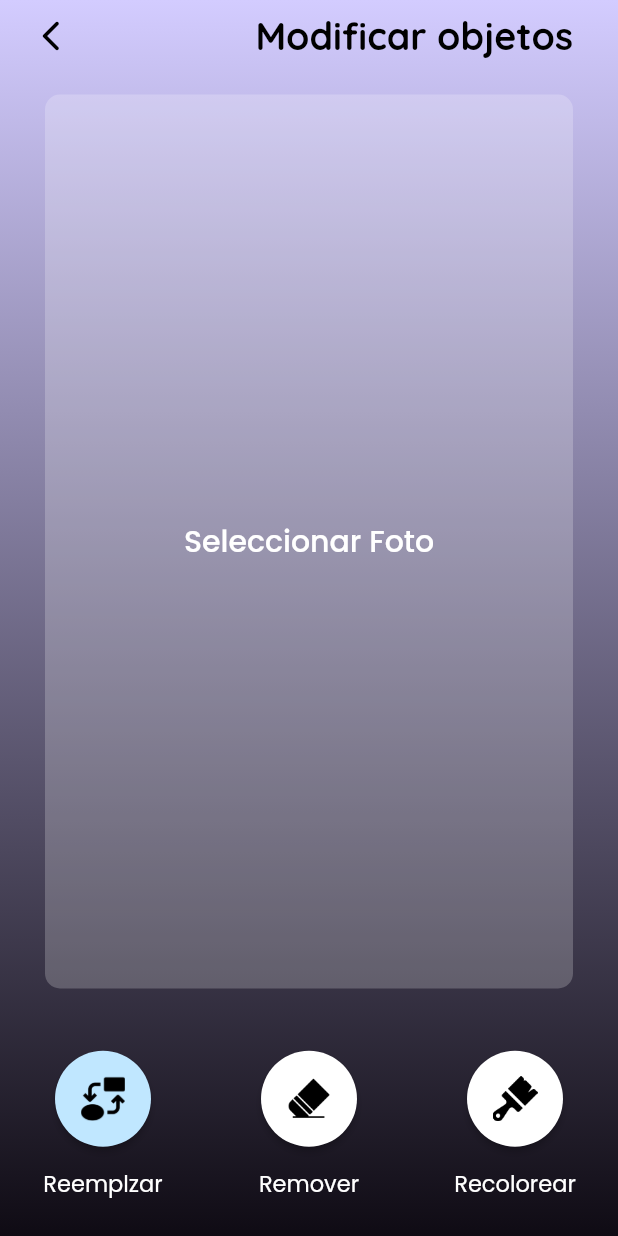
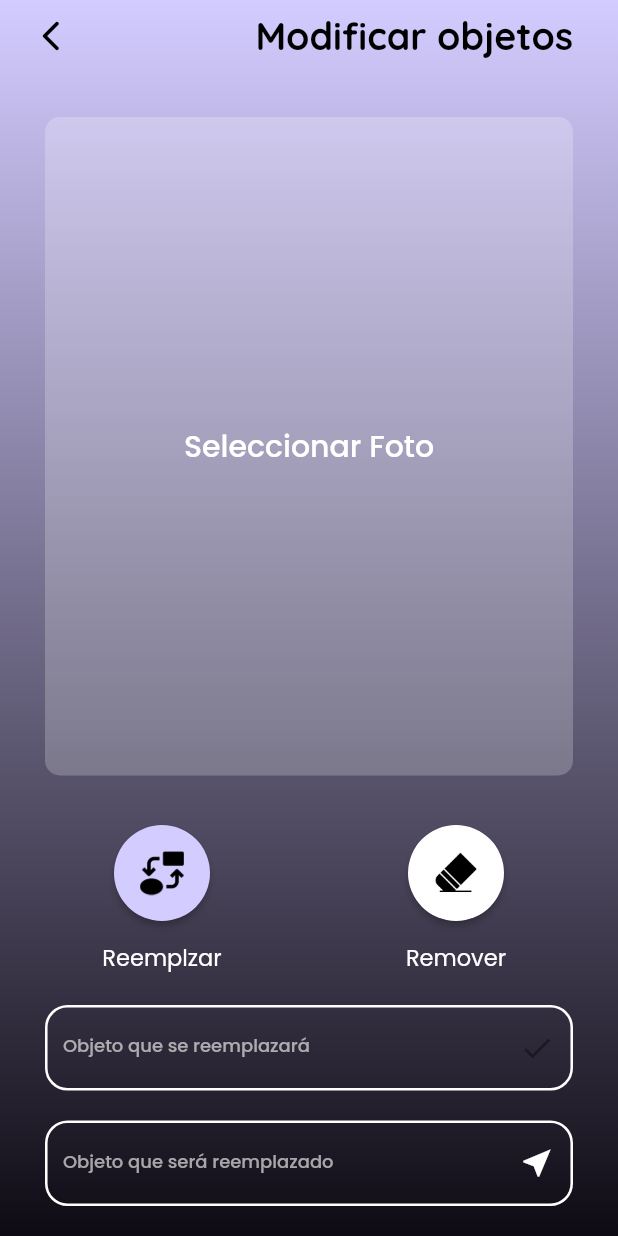
Before and after one commit to kato707gg/auri_proyectate, a Flutter app: the ModificarObjetos screen opened directly, on a phone screen of 412 x 824 dp. Run offline on Flutter 3.47's test engine with Material 2 defaults, Android fonts, the phone set to English and light mode, and no system bars; our stand-ins replace flutter_slider_drawer, google_fonts, image_picker; missing offline and left inert: cloudinary_public.

Commit message:
Parcialmente final

```diff
--- a/lib/Components/my_button.dart
+++ b/lib/Components/my_button.dart
@@ -21,7 +21,6 @@ class ButtonUtils {
         ),
       ),
       child: Container(
-        width: double.infinity,
         height: 45,
         alignment: Alignment.center,
         child: Text(
--- a/lib/Screens/home_page.dart
+++ b/lib/Screens/home_page.dart
@@ -201,10 +201,10 @@ class InvestmentTable extends StatelessWidget {
             imagen: 'assets/photo_edit.jpg',
             texto: 'Editar fotos',
           ),
-          MyInvestmentsCard(
+          /*MyInvestmentsCard(
             imagen: 'assets/noche_estrellada.jpg',
             texto: 'Estilo Artístico',
-          ),
+          ),*/
           MyInvestmentsCard(
             imagen: 'assets/foto_antigua.jpg',
             texto: 'Recuerdos\ndel Pasado',
--- a/lib/Screens/modificar_objetos.dart
+++ b/lib/Screens/modificar_objetos.dart
@@ -1,6 +1,5 @@
 import 'dart:async';
 import 'dart:io';
-import 'package:auri_proyectate/Screens/photo_editor.dart';
 import 'package:cloudinary_public/cloudinary_public.dart';
 import 'package:flutter/material.dart';
 import 'package:google_fonts/google_fonts.dart';
@@ -10,6 +9,7 @@ class ModificarObjetos extends StatelessWidget {
   @override
   Widget build(BuildContext context) {
     return Scaffold(
+      resizeToAvoidBottomInset: false,
       body: Stack(
         children: [
           BackGround(),
@@ -81,33 +81,45 @@ class HomeBody extends StatefulWidget {
 }
 
 enum AdjustType {
-  Brightness,
-  Contrast,
-  Saturation,
+  Reemplazar,
+  Remover,
+  //Recolorear,
 }
 
-// Variable para almacenar el tipo de ajuste seleccionado
-AdjustType _selectedAdjustment = AdjustType.Brightness;
+AdjustType _selectedAdjustment = AdjustType.Reemplazar;
 
 class _HomeBodyState extends State<HomeBody> {
   File? _selectedImage;
   String _from = '';
   String _to = '';
+  String _prompt = '';
+  String _recolor = '';
   String? _transformedImageUrl;
   UniqueKey _key = UniqueKey();
   bool _isHoldingImage = false;
   bool _imageSelected = false;
-  late Timer _debounce;
+
+  // Mapa para almacenar las transformaciones por tipo de ajuste
+  Map<AdjustType, String?> _transformations = {};
+
+  // Método para obtener la transformación actual para el tipo de ajuste dado
+  String? _getCurrentTransformation() {
+    return _transformations[_selectedAdjustment];
+  }
+
+  // Método para actualizar la transformación actual para el tipo de ajuste dado
+  void _updateCurrentTransformation(String? transformedImageUrl) {
+    _transformations[_selectedAdjustment] = transformedImageUrl;
+    setState(() {
+      _transformedImageUrl = transformedImageUrl;
+      _key = UniqueKey();
+    });
+  }
 
   final CloudinaryPublic _cloudinary = CloudinaryPublic(
     'dq4nxmjmd',
     'auriproyectate',
   );
-
-  void _debounceAction(VoidCallback action) {
-    if (_debounce.isActive) _debounce.cancel();
-    _debounce = Timer(const Duration(milliseconds: 1), action);
-  }
 
   void _updateImage() {
     _uploadAndTransformImage();
@@ -141,14 +153,26 @@ class _HomeBodyState extends State<HomeBody> {
       );
 
       final cloudinaryResponse = await _cloudinary.uploadFile(cloudinaryFile);
+      final publicId = cloudinaryResponse.publicId;
+      final transform = _cloudinary.getImage(publicId).transform();
 
-      // Transform the image with brightness and contrast adjustments
-      final transformedImageUrl = _cloudinary
-          .getImage(cloudinaryResponse.publicId)
-          .transform()
-          .effect('gen_replace:from_${_from}')
-          .effect(';')
-          .effect('to_:${_to}');
+      if (_selectedAdjustment == AdjustType.Reemplazar) {
+        transform.effect('gen_replace:from_$_from;to_$_to');
+      } else if (_selectedAdjustment == AdjustType.Remover) {
+        transform.effect('gen_remove:prompt_$_prompt');
+      } else {
+        transform.effect('gen_recolor:prompt_$_prompt');
+      }
+
+      final transformedImageUrl = transform.generate();
+
+      // Actualizar la transformación actual para el tipo de ajuste seleccionado
+      _updateCurrentTransformation(transformedImageUrl);
+
+      setState(() {
+        _transformedImageUrl = transformedImageUrl;
+        _key = UniqueKey();
+      });
 
       // Now you can use transformedImageUrl to display the edited image
       print('Transformed Image URL: $transformedImageUrl');
@@ -163,7 +187,7 @@ class _HomeBodyState extends State<HomeBody> {
   Widget build(BuildContext context) {
     return Column(
       children: [
-        const Title(),
+        Title(),
         Expanded(
           child: GestureDetector(
             onTap: () {
@@ -186,19 +210,21 @@ class _HomeBodyState extends State<HomeBody> {
               );
             },
             child: Container(
-              margin: EdgeInsets.only(left: 30, top: 15, right: 30, bottom: 15),
+              margin: EdgeInsets.all(30),
               width: double.infinity,
               decoration: BoxDecoration(
                 color: _imageSelected
                     ? Colors.transparent
                     : Color.fromARGB(55, 255, 255, 255),
-                  borderRadius: BorderRadius.circular(10)),
+                borderRadius: BorderRadius.circular(10),
+              ),
               child: Stack(
                 alignment: Alignment.center,
                 children: [
                   Visibility(
                     visible: !_isHoldingImage && _transformedImageUrl != null,
-                    child: _transformedImageUrl != null
+                    child: _transformedImageUrl != null &&
+                            Uri.parse(_transformedImageUrl!).isAbsolute
                         ? Image.network(
                             _transformedImageUrl!,
                             key: _key,
@@ -232,49 +258,90 @@ class _HomeBodyState extends State<HomeBody> {
             ),
           ),
         ),
-        Column(
-          crossAxisAlignment: CrossAxisAlignment.center,
-          children: [
-            Align(
-              alignment: Alignment.center,
-              child: AdjustPhotoTable(
-                onAdjustSelected: (adjustType) {
+        ModifyButtonTable(
+          onModifySelected: (adjustType) {
             setState(() {
               _selectedAdjustment = adjustType;
             });
           },
         ),
+        if (_selectedAdjustment == AdjustType.Reemplazar) ...[
+          PromptInput(
+            key: UniqueKey(), // Asegúrate de tener una clave única
+            onChanged: (value) {
+              _from = value;
+            },
+            label: 'Objeto que se reemplazará',
+            icon: Icons.check,
+          ),
+          PromptInput(
+            key: UniqueKey(), // Otra clave única para el segundo PromptInput
+            onChanged: (value) {
+              _to = value;
+            },
+            onSubmitted: _updateImage,
+            label: 'Objeto que será reemplazado',
+            icon: Icons.near_me,
+          ),
+        ] else ...[
+          PromptInput(
+            onChanged: (value) {
+              _prompt = value;
+            },
+            onSubmitted: _updateImage,
+            label: 'Objeto a modificar',
+            icon: Icons.near_me,
           ),
         ],
-        ),
       ],
     );
   }
 }
 
-class AdjustPhotoTable extends StatelessWidget {
-  final Function(AdjustType) onAdjustSelected;
+String getLabelForAdjustType(AdjustType adjustType) {
+  switch (adjustType) {
+    case AdjustType.Reemplazar:
+      return 'Reemplzar';
+    case AdjustType.Remover:
+      return 'Remover';
+    /*case AdjustType.Recolorear:
+      return 'Recolorear';*/
+  }
+}
 
-  AdjustPhotoTable({
+AssetImage getImageForAdjustType(AdjustType adjustType) {
+  switch (adjustType) {
+    case AdjustType.Reemplazar:
+      return AssetImage('assets/reemplazar.png');
+    case AdjustType.Remover:
+      return AssetImage('assets/goma.png');
+    /*case AdjustType.Recolorear:
+      return AssetImage('assets/brocha.png');*/
+  }
+}
+
+class ModifyButtonTable extends StatelessWidget {
+  final Function(AdjustType) onModifySelected;
+
+  ModifyButtonTable({
     Key? key,
-    required this.onAdjustSelected,
+    required this.onModifySelected,
   }) : super(key: key);
 
   @override
   Widget build(BuildContext context) {
-    return SizedBox(
-      height: 150,
+    return Container(
+      margin: EdgeInsets.symmetric(horizontal: 10),
       child: Row(
-        mainAxisAlignment: MainAxisAlignment.spaceEvenly,
         children: AdjustType.values.map((adjustType) {
           return Expanded(
-            child: AdjustPhoto(
+            child: ModifyButton(
               imagen: getImageForAdjustType(adjustType),
               texto1: getLabelForAdjustType(adjustType),
-              onAdjustSelected: (type) {
-                onAdjustSelected(type);
+              onModifySelected: (type) {
+                onModifySelected(type);
               },
-              adjustmentType: adjustType,
+              modifyType: adjustType,
               isSelected: _selectedAdjustment == adjustType,
             ),
           );
@@ -284,61 +351,39 @@ class AdjustPhotoTable extends StatelessWidget {
   }
 }
 
-String getLabelForAdjustType(AdjustType adjustType) {
-  switch (adjustType) {
-    case AdjustType.Brightness:
-      return 'Reemplzar';
-    case AdjustType.Contrast:
-      return 'Remover';
-    case AdjustType.Saturation:
-      return 'Recolorear';
-  }
-}
-
-AssetImage getImageForAdjustType(AdjustType adjustType) {
-  switch (adjustType) {
-    case AdjustType.Brightness:
-      return AssetImage('assets/reemplazar.png');
-    case AdjustType.Contrast:
-      return AssetImage('assets/goma.png');
-    case AdjustType.Saturation:
-      return AssetImage('assets/brocha.png');
-  }
-}
-
-class AdjustPhoto extends StatefulWidget {
+class ModifyButton extends StatefulWidget {
   final AssetImage imagen;
   final String texto1;
-  final Function(AdjustType) onAdjustSelected;
-  final AdjustType adjustmentType;
+  final Function(AdjustType) onModifySelected;
+  final AdjustType modifyType;
   final bool isSelected;
 
-  const AdjustPhoto({
+  const ModifyButton({
     Key? key,
     required this.imagen,
     required this.texto1,
-    required this.onAdjustSelected,
-    required this.adjustmentType,
+    required this.onModifySelected,
+    required this.modifyType,
     required this.isSelected,
   }) : super(key: key);
 
   @override
-  _AdjustPhotoState createState() => _AdjustPhotoState();
+  _ModifyButtonState createState() => _ModifyButtonState();
 }
 
-class _AdjustPhotoState extends State<AdjustPhoto> {
+class _ModifyButtonState extends State<ModifyButton> {
   @override
   Widget build(BuildContext context) {
     return Column(
-      mainAxisAlignment: MainAxisAlignment.center,
+      mainAxisAlignment: MainAxisAlignment.spaceEvenly,
       children: [
         ElevatedButton(
           onPressed: () {
-            widget.onAdjustSelected(widget.adjustmentType);
+            widget.onModifySelected(widget.modifyType);
           },
           style: ElevatedButton.styleFrom(
             backgroundColor: widget.isSelected
-                ? Color.fromARGB(255, 192, 231, 255)
+                ? Color.fromARGB(255, 211, 204, 255)
                 : Color.fromARGB(255, 255, 255, 255),
             fixedSize: Size(0, 70),
             shape: CircleBorder(side: BorderSide.none),
@@ -360,7 +405,72 @@ class _AdjustPhotoState extends State<AdjustPhoto> {
             color: Color.fromARGB(255, 255, 255, 255),
           ),
         ),
+        SizedBox(
+          height: 20,
+        )
       ],
     );
   }
 }
+
+class PromptInput extends StatelessWidget {
+  final String label;
+  final ValueChanged<String> onChanged;
+  final IconData? icon;
+  final VoidCallback? onSubmitted;
+
+  PromptInput({
+    Key? key,
+    required this.onChanged,
+    required this.label,
+    this.icon,
+    this.onSubmitted,
+  }) : super(key: key);
+
+  @override
+  Widget build(BuildContext context) {
+    return Padding(
+      padding: const EdgeInsets.symmetric(horizontal: 30),
+      child: Column(
+        crossAxisAlignment: CrossAxisAlignment.stretch,
+        children: [
+          TextFormField(
+            style: GoogleFonts.poppins(
+              fontSize: 12,
+              color: Color.fromARGB(255, 255, 255, 255),
+              fontWeight: FontWeight.w500,
+            ),
+            decoration: InputDecoration(
+              labelText: label,
+              suffixIconColor: Colors.white,
+              suffixIcon: IconButton(
+                icon: Icon(icon),
+                onPressed:
+                    onSubmitted, // Llama a la función cuando se presiona el ícono
+              ),
+              enabledBorder: OutlineInputBorder(
+                borderSide: BorderSide(
+                  width: 1.7,
+                  color: Color.fromRGBO(255, 255, 255, 1),
+                ),
+                borderRadius: BorderRadius.circular(15),
+              ),
+              labelStyle: GoogleFonts.poppins(
+                color: Color.fromARGB(185, 221, 221, 221),
+              ),
+            ),
+            onChanged: onChanged,
+            onFieldSubmitted: (value) {
+              if (onSubmitted != null) {
+                onSubmitted!();
+              }
+            },
+          ),
+          SizedBox(
+            height: 20,
+          )
+        ],
+      ),
+    );
+  }
+}
```
Also changed, not shown: lib/Screens/EditPhotoScreen.dart (+23 -6 lines), lib/Screens/photo_editor.dart (+4 -8 lines). Lines whose indentation alone changed are shown as unchanged.
